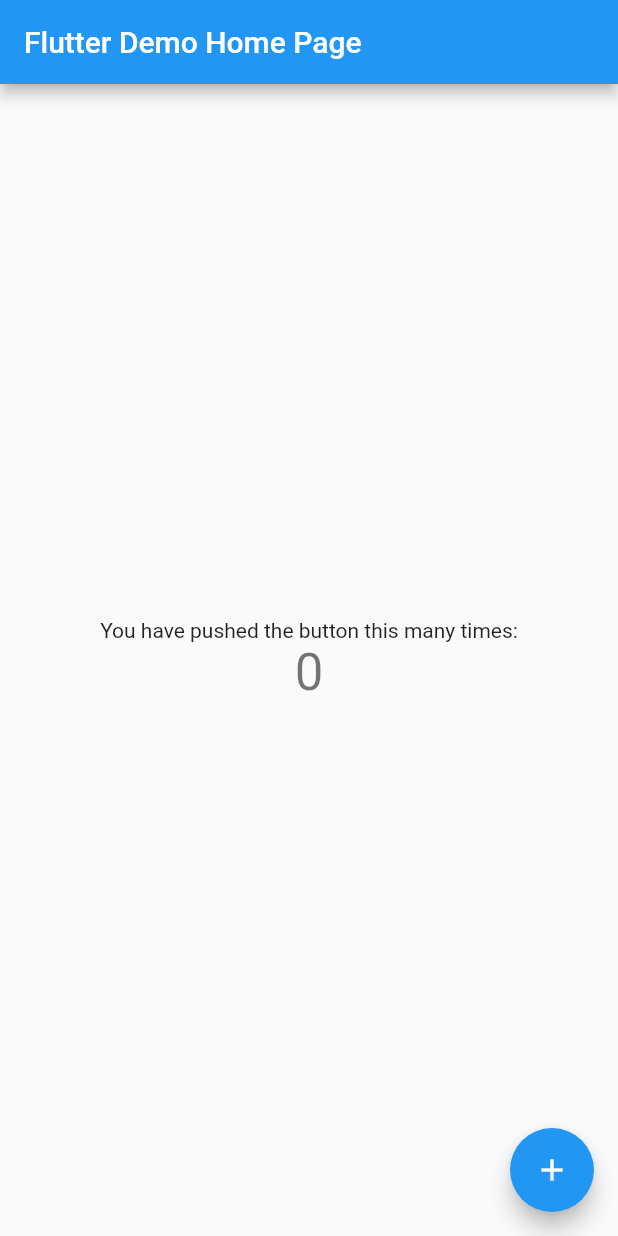
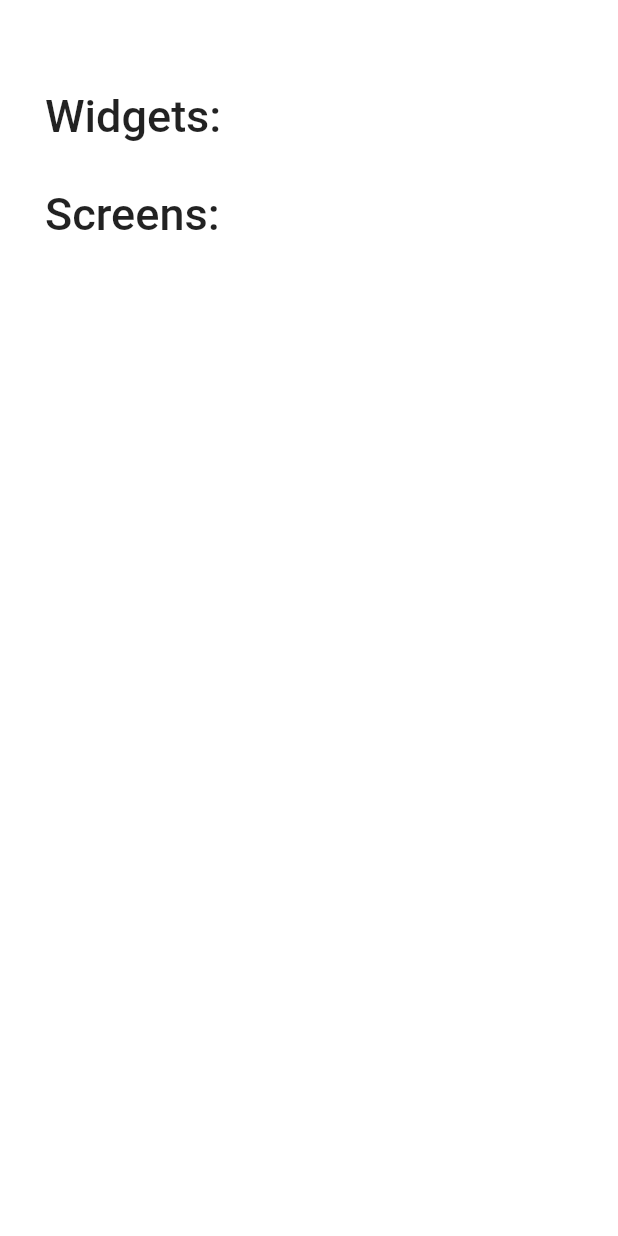
Before and after one commit to crhsidea/material_lib, a Flutter app: the screen it shows after launch, on a phone screen of 412 x 824 dp. Run offline on Flutter 3.47's test engine with Material 2 defaults, Android fonts, the phone set to English and light mode, and no system bars.

Commit message:
Add setup for viewing demos

```diff
--- a/example/lib/main.dart
+++ b/example/lib/main.dart
@@ -1,5 +1,4 @@
 import 'package:flutter/material.dart';
-import 'package:material_lib/material_lib.dart';
 
 void main() {
   runApp(const MyApp());
@@ -12,56 +11,89 @@ class MyApp extends StatelessWidget {
   Widget build(BuildContext context) {
     return MaterialApp(
       title: 'Flutter Demo',
-      theme: ThemeData(
-        primarySwatch: Colors.blue,
-      ),
-      home: const MyHomePage(title: 'Flutter Demo Home Page'),
+      home: const ScreenAndWidgetList(),
     );
   }
 }
 
-class MyHomePage extends StatefulWidget {
-  const MyHomePage({Key? key, required this.title}) : super(key: key);
-
-  final String title;
-
-  @override
-  State<MyHomePage> createState() => _MyHomePageState();
-}
-
-class _MyHomePageState extends State<MyHomePage> {
-  int _counter = 0;
-
-  void _incrementCounter() {
-    setState(() {
-      _counter++;
-    });
-  }
+class ScreenAndWidgetList extends StatelessWidget {
+  const ScreenAndWidgetList({Key? key}) : super(key: key);
 
   @override
   Widget build(BuildContext context) {
+    Size size = MediaQuery.of(context).size;
+
+    /*
+    {
+        "isWidget": true,
+        "className": (SomeWidgetClass).toString(),
+        "fn": () {
+          Navigator.push(context,
+              MaterialPageRoute(builder: (context) => SomeWidgetDemo()));
+        }
+      },
+      */
+    var widgetList = [];
+
+    /*
+    {
+        "isWidget": false,
+        "className": (SomeScreenClass).toString(),
+        "fn": () {
+          Navigator.push(context,
+              MaterialPageRoute(builder: (context) => SomeScreenClassDemo()));
+        }
+      },
+      */
+    var screenList = [];
+
     return Scaffold(
-      appBar: AppBar(
-        title: Text(widget.title),
-      ),
-      body: Center(
-        child: Column(
-          mainAxisAlignment: MainAxisAlignment.center,
-          children: <Widget>[
-            const Text(
-              'You have pushed the button this many times:',
-            ),
-            Text(
-              '$_counter',
-              style: Theme.of(context).textTheme.headline4,
-            ),
-          ],
+      body: Container(
+        width: size.width,
+        color: Colors.white,
+        padding: EdgeInsets.all(30),
+        child: ListView(
+          children: [
+            {"isLabel": true, "title": "Widgets:"},
+            ...widgetList,
+            {"isLabel": true, "title": "Screens:"},
+            ...screenList
+          ].asMap().entries.map((entry) {
+            if (entry.value["isLabel"] == true) {
+              return Padding(
+                padding: EdgeInsets.only(top: 30),
+                child: Text(
+                  entry.value["title"].toString(),
+                  style: TextStyle(fontSize: 30, fontWeight: FontWeight.w500),
+                ),
+              );
+            }
+
+            if (entry.value["isWidget"] == true) {
+              return GestureDetector(
+                onTap: entry.value["fn"] as Function(),
+                child: Container(
+                  padding: EdgeInsets.only(top: 10),
+                  child: Text(
+                    entry.value["className"].toString(),
+                    style: TextStyle(fontSize: 25),
+                  ),
+                ),
+              );
+            } else {
+              return GestureDetector(
+                onTap: entry.value["fn"] as Function(),
+                child: Container(
+                  padding: EdgeInsets.only(top: 10),
+                  child: Text(
+                    entry.value["className"].toString(),
+                    style: TextStyle(fontSize: 30),
+                  ),
+                ),
+              );
+            }
+          }).toList(),
         ),
-      ),
-      floatingActionButton: FloatingActionButton(
-        onPressed: _incrementCounter,
-        tooltip: 'Increment',
-        child: const Icon(Icons.add),
       ),
     );
   }
--- /dev/null
+++ b/material_lib/lib/widgets/index.dart
@@ -0,0 +1 @@
+// export './some_widget.dart';
```
